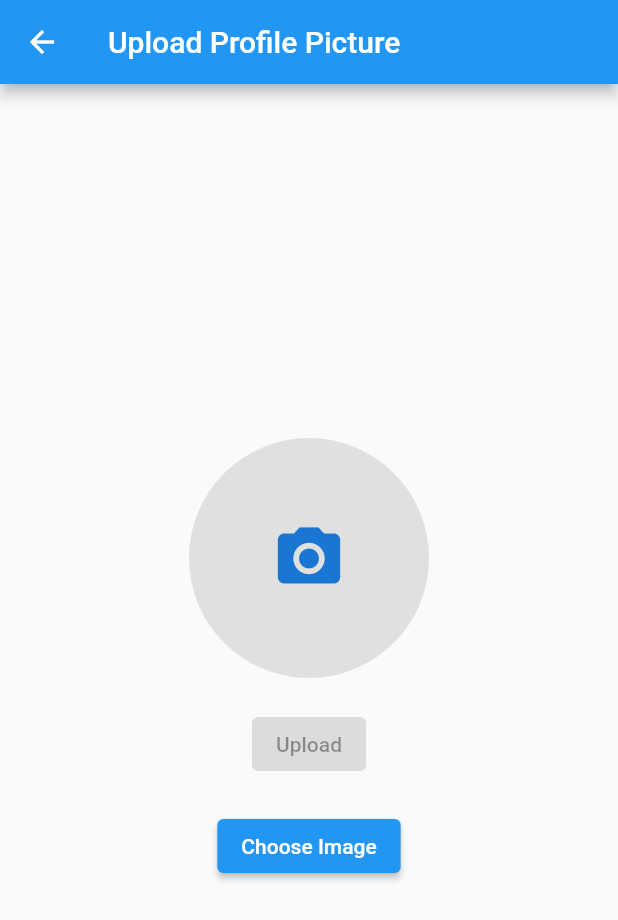
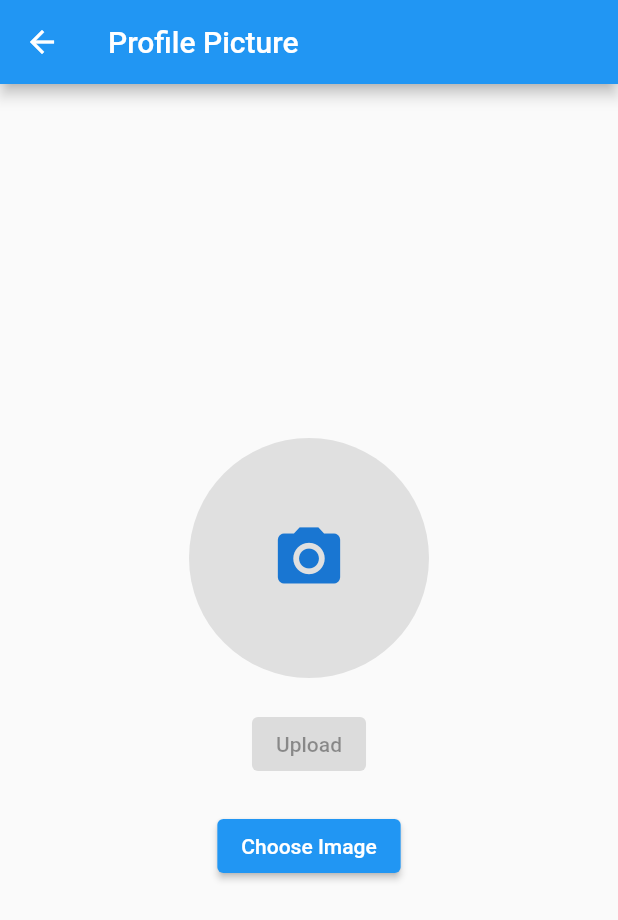
Before and after one commit to johnthuo1/Mini-App, a Flutter app: the uploadProfile screen opened directly, on a phone screen of 412 x 824 dp. Shown: the top 920 px of the screen. Run offline on Flutter 3.47's test engine with Material 2 defaults, Android fonts, the phone set to English and light mode, and no system bars; our stand-ins replace cloud_firestore, firebase_auth, firebase_core, firebase_messaging, firebase_storage, fluttertoast and 4 more; accounts and stored records are empty.

Commit message:
Update upload_profile.dart

```diff
--- a/lib/screens/upload_profile.dart
+++ b/lib/screens/upload_profile.dart
@@ -56,7 +56,7 @@ class _uploadProfileState extends State<uploadProfile> {
   Widget build(BuildContext context) {
     return Scaffold(
       appBar: AppBar(
-        title: Text('Upload Profile Picture'),
+        title: Text('Profile Picture'),
       ),
       body: Center(
         child: Column(
```
